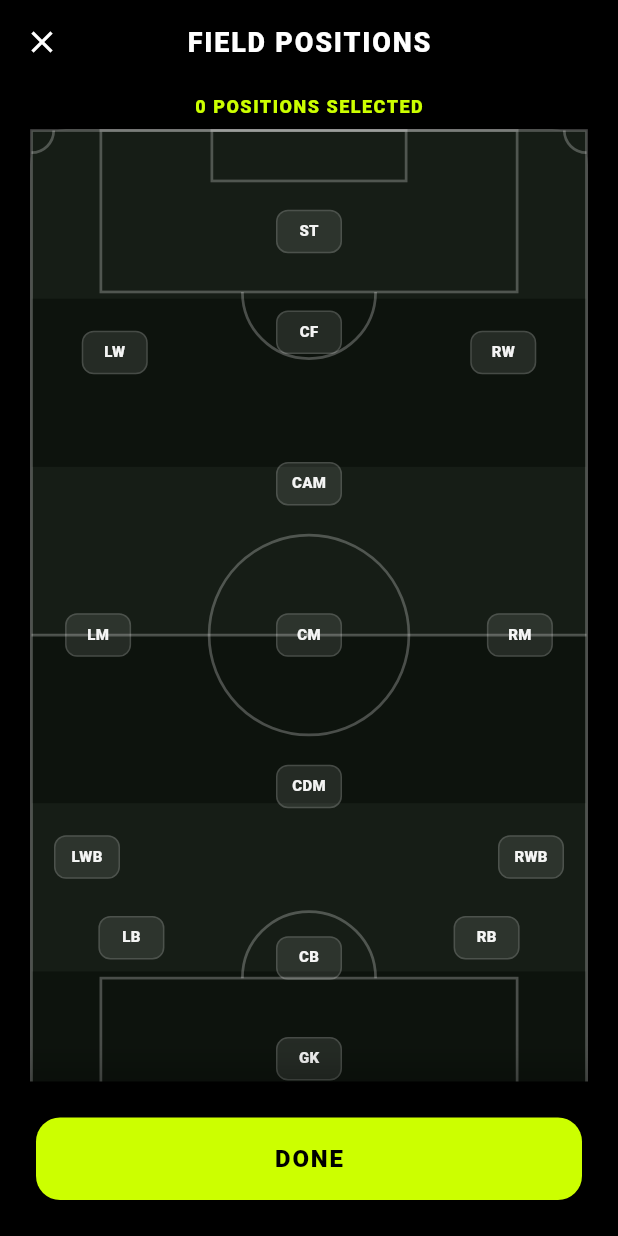
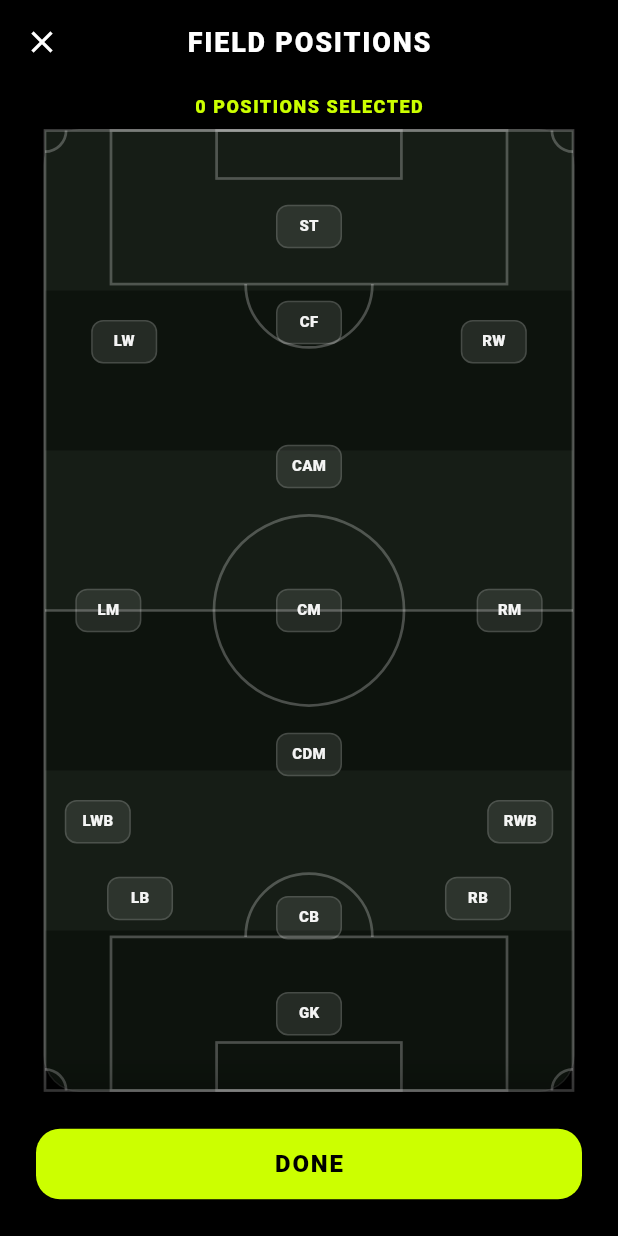
Before and after one commit to Rushil10/FC-24-Stats, a Flutter app: the PositionSelectionScreen screen opened directly, on a phone screen of 412 x 824 dp. Run offline on Flutter 3.47's test engine with Material 3 defaults, Android fonts, the phone set to English and light mode, and no system bars; our stand-ins replace csv, flutter_riverpod, flutter_secure_storage, google_mobile_ads, share_plus, shared_preferences and 1 more; accounts and stored records are empty; network calls fail.

Commit message:
Fix Position Screen

```diff
--- a/lib/screens/PositionSelectionScreen.dart
+++ b/lib/screens/PositionSelectionScreen.dart
@@ -66,7 +66,7 @@ class PositionSelectionScreen extends ConsumerWidget {
             ),
           ),
           Expanded(
-            child: SingleChildScrollView(
+            child: Padding(
               padding: const EdgeInsets.symmetric(horizontal: 20),
               child: TacticalFieldSelector(
                 selectedPositions: currentPositions,
@@ -96,7 +96,7 @@ class PositionSelectionScreen extends ConsumerWidget {
                 style: ElevatedButton.styleFrom(
                   backgroundColor: appColors.posColor,
                   foregroundColor: Colors.black,
-                  padding: const EdgeInsets.symmetric(vertical: 18),
+                  padding: const EdgeInsets.symmetric(vertical: 14),
                   shape: RoundedRectangleBorder(
                       borderRadius: BorderRadius.circular(16)),
                   elevation: 0,
```
